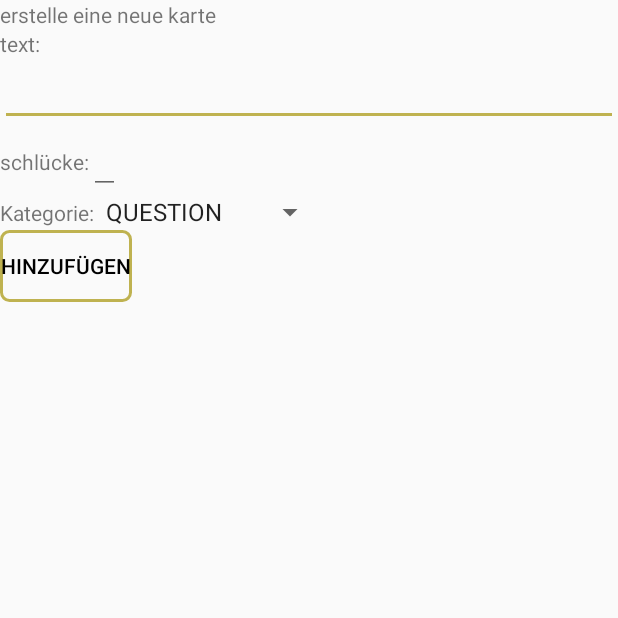
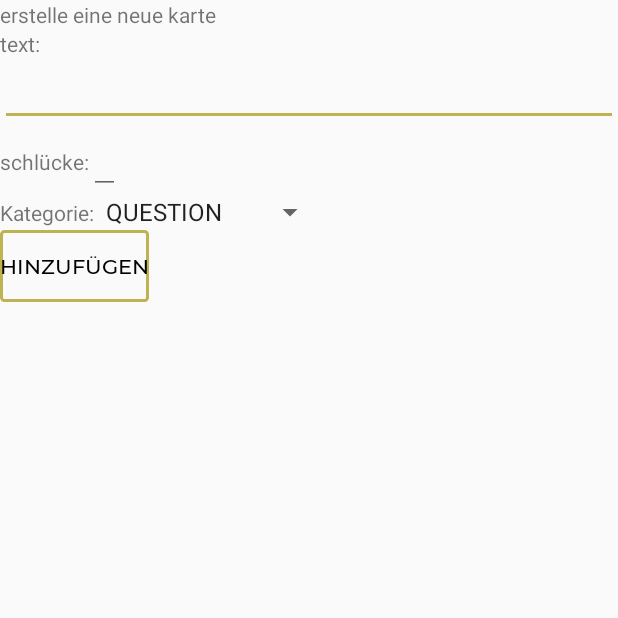
Before and after one commit to clemenz5/DrinkingGameApp, an Android app: the PackageEditorActivity screen opened directly, with no data from a screen before it, after a tap on an icon or button, on a phone screen of 412 x 824 dp, the top half of it. Run offline under Robolectric (Android 15) with nearby library versions, the phone set to English and light mode, and no system bars; 3 statements that could not run were skipped.

Commit message:
ui tweaks

```diff
--- a/app/src/main/res/drawable/custom_button_background.xml
+++ b/app/src/main/res/drawable/custom_button_background.xml
@@ -1,5 +1,5 @@
 <?xml version="1.0" encoding="utf-8"?>
 <shape xmlns:android="http://schemas.android.com/apk/res/android" android:shape="rectangle">
-    <stroke android:color="@color/colorAccent" android:width="2dp"></stroke>
-    <corners android:radius="5dp"></corners>
+    <stroke android:color="@color/colorAccent" android:width="2dp"/>
+    <corners android:radius="2dp"/>
 </shape>
--- a/app/src/main/res/layout/activity_game_settings.xml
+++ b/app/src/main/res/layout/activity_game_settings.xml
@@ -12,7 +12,8 @@
         android:layout_height="wrap_content"
         android:text="Wähle deine Pakete:"
         android:layout_margin="10dp"
-        android:textSize="20sp" />
+        android:textSize="20sp"
+        style="@style/Montserrat_Font"/>
 
    <android.support.v7.widget.RecyclerView
        android:id="@+id/game_settings_packages_list"
@@ -22,7 +23,8 @@
        android:layout_marginEnd="10dp"
        android:layout_marginBottom="5dp"
        android:layout_marginTop="10dp"
-       android:layout_weight="1">
+       android:layout_weight="1"
+       style="@style/Montserrat_Font">
    </android.support.v7.widget.RecyclerView>
 
     <Button
--- a/app/src/main/res/layout/package_list_item.xml
+++ b/app/src/main/res/layout/package_list_item.xml
@@ -14,6 +14,7 @@
         android:layout_gravity="center"
         android:layout_weight="1"
         android:textSize="25sp"
+        android:fontFamily="@font/montserrat_medium"
         android:background="#00000000"/>
 
     <android.support.v7.widget.AppCompatCheckBox
--- a/app/src/main/res/values/styles.xml
+++ b/app/src/main/res/values/styles.xml
@@ -13,11 +13,16 @@
         <item name="windowNoTitle">true</item>
     </style>
 
-    <style name="Button_Frame_Gold" >
+    <style name="Button_Frame_Gold">
         <item name="android:textColor">#000000</item>
         <item name="android:background">@drawable/custom_button_background</item>
+        <item name="android:fontFamily">@font/montserrat_medium</item>
     </style>
 
+
+    <style name="Montserrat_Font">
+        <item name="android:fontFamily">@font/montserrat_medium</item>
+    </style>
 
     <style name="AppTheme.AppBarOverlay" parent="ThemeOverlay.AppCompat.Dark.ActionBar" />
 
```
Also changed, not shown: app/src/main/res/font/montserrat_medium.ttf (added).
